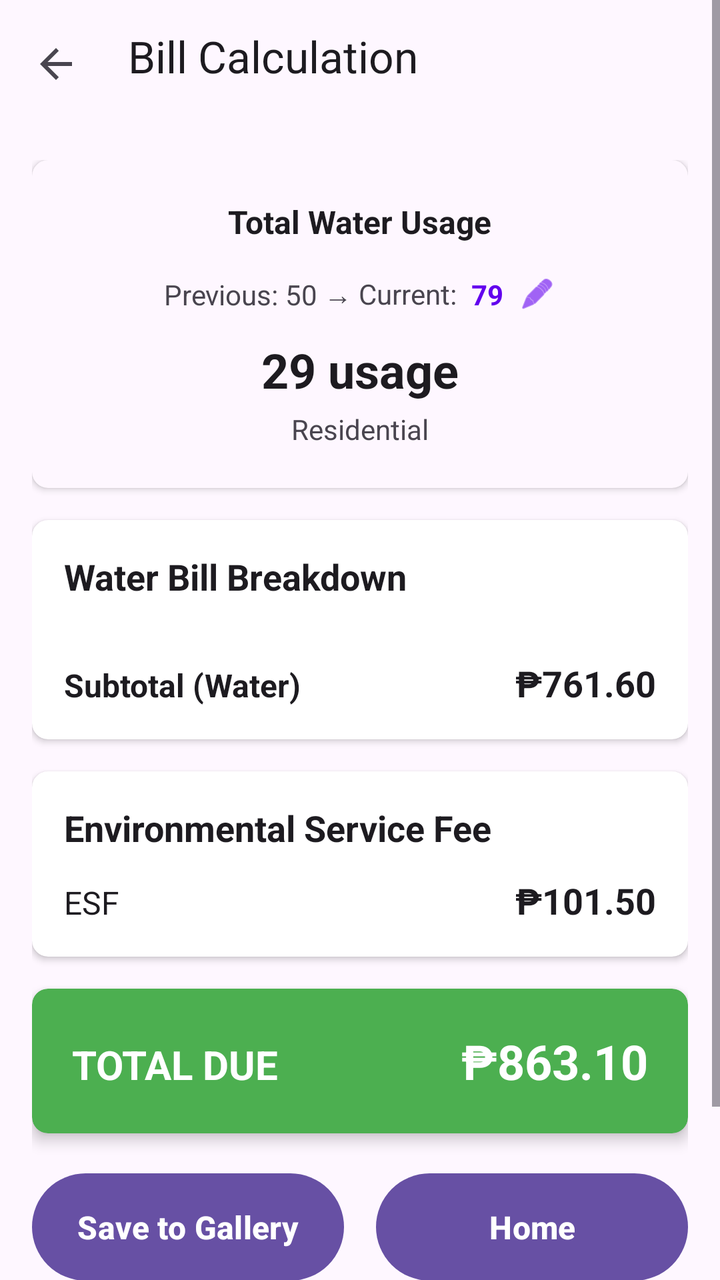
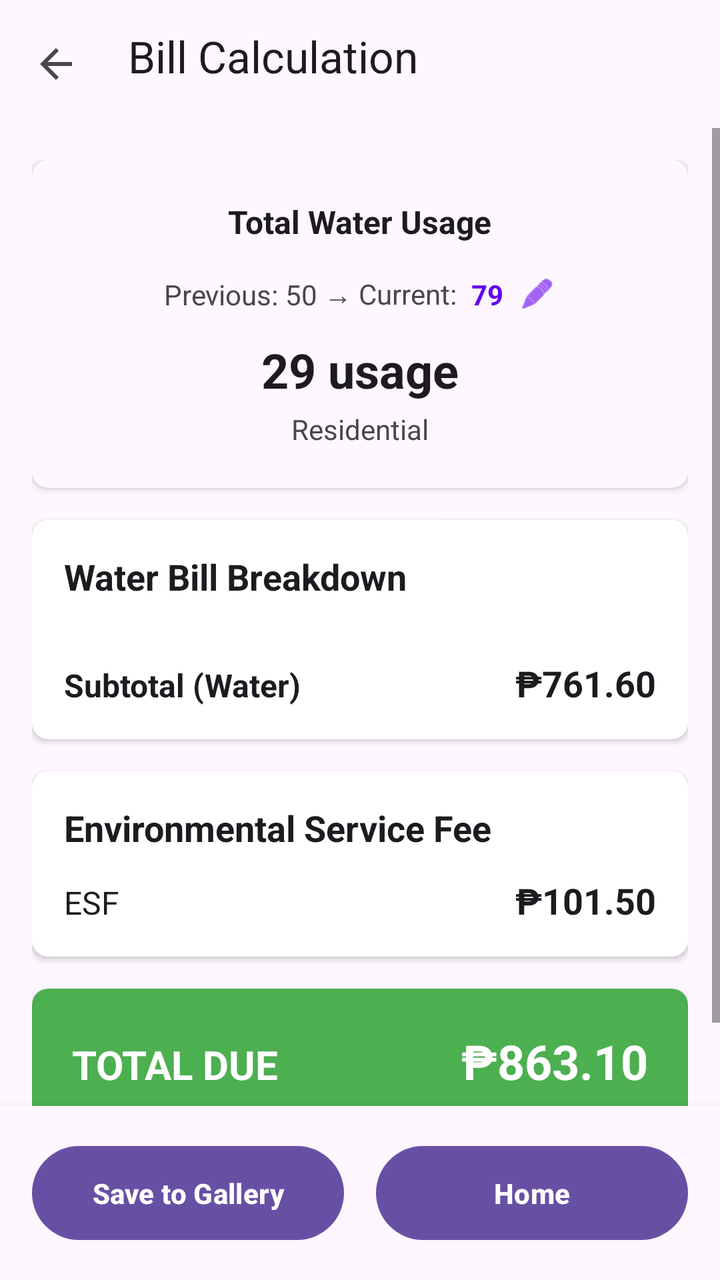

An Android layout rendered at two revisions. The XML below is the earlier revision; the diff shows what the commit changed to produce the second picture.
<!-- AndroidManifest.xml: activity theme Theme.MeterSnap -->
<!-- res/layout/activity_bill_result.xml -->
<?xml version="1.0" encoding="utf-8"?>
<ScrollView xmlns:android="http://schemas.android.com/apk/res/android"
    xmlns:app="http://schemas.android.com/apk/res-auto"
    android:layout_width="match_parent"
    android:layout_height="match_parent"
    android:fillViewport="true"
    android:background="?android:attr/colorBackground">

    <LinearLayout
        android:layout_width="match_parent"
        android:layout_height="wrap_content"
        android:orientation="vertical">

        
        <androidx.appcompat.widget.Toolbar
            android:id="@+id/toolbar"
            android:layout_width="match_parent"
            android:layout_height="wrap_content"
            android:minHeight="?attr/actionBarSize"
            android:background="?android:attr/colorBackground"
            android:elevation="4dp"
            android:fitsSystemWindows="true"
            android:paddingBottom="8dp"
            app:contentInsetStartWithNavigation="0dp"
            app:navigationIcon="?attr/homeAsUpIndicator"
            app:title="Bill Calculation"
            app:titleTextColor="?android:attr/textColorPrimary"
            app:titleMarginStart="8dp" />

        
        <LinearLayout
            android:layout_width="match_parent"
            android:layout_height="wrap_content"
            android:orientation="vertical"
            android:padding="16dp">

            
            <androidx.cardview.widget.CardView
                android:layout_width="match_parent"
                android:layout_height="wrap_content"
                android:layout_marginBottom="16dp"
                app:cardCornerRadius="8dp"
                app:cardElevation="2dp"
                app:cardBackgroundColor="?android:attr/colorBackground">

                <LinearLayout
                    android:layout_width="match_parent"
                    android:layout_height="wrap_content"
                    android:orientation="vertical"
                    android:padding="20dp"
                    android:gravity="center">

                    <TextView
                        android:layout_width="wrap_content"
                        android:layout_height="wrap_content"
                        android:text="Total Water Usage"
                        android:textColor="?android:attr/textColorPrimary"
                        android:textSize="16sp"
                        android:textStyle="bold"
                        android:layout_marginBottom="12dp" />

                    
                    <LinearLayout
                        android:layout_width="wrap_content"
                        android:layout_height="wrap_content"
                        android:orientation="horizontal"
                        android:gravity="center_vertical"
                        android:layout_marginBottom="8dp">

                        <TextView
                            android:id="@+id/text_previous_label"
                            android:layout_width="wrap_content"
                            android:layout_height="wrap_content"
                            android:text="Previous: "
                            android:textColor="?android:attr/textColorSecondary"
                            android:textSize="14sp" />

                        <TextView
                            android:id="@+id/text_previous_reading"
                            android:layout_width="wrap_content"
                            android:layout_height="wrap_content"
                            android:text="50"
                            android:textColor="?android:attr/textColorSecondary"
                            android:textSize="14sp" />

                        <TextView
                            android:layout_width="wrap_content"
                            android:layout_height="wrap_content"
                            android:text=" → Current: "
                            android:textColor="?android:attr/textColorSecondary"
                            android:textSize="14sp" />

                        <TextView
                            android:id="@+id/text_current_reading"
                            android:layout_width="wrap_content"
                            android:layout_height="wrap_content"
                            android:text="79"
                            android:textColor="@color/design_default_color_primary"
                            android:textSize="14sp"
                            android:textStyle="bold"
                            android:padding="4dp"
                            android:background="?attr/selectableItemBackground"
                            android:clickable="true"
                            android:focusable="true" />

                        <ImageView
                            android:id="@+id/icon_edit_current"
                            android:layout_width="18dp"
                            android:layout_height="18dp"
                            android:layout_marginStart="4dp"
                            android:src="@android:drawable/ic_menu_edit"
                            android:contentDescription="Edit current reading"
                            android:tint="@color/design_default_color_primary" />
                    </LinearLayout>

                    
                    <TextView
                        android:id="@+id/text_rate_type"
                        android:layout_width="wrap_content"
                        android:layout_height="wrap_content"
                        android:visibility="gone" />

                    <TextView
                        android:id="@+id/text_usage"
                        android:layout_width="wrap_content"
                        android:layout_height="wrap_content"
                        android:text="29 usage"
                        android:textColor="?android:attr/textColorPrimary"
                        android:textSize="24sp"
                        android:textStyle="bold"
                        android:layout_marginBottom="4dp" />

                    <TextView
                        android:id="@+id/text_rate_type_name"
                        android:layout_width="wrap_content"
                        android:layout_height="wrap_content"
                        android:text="Residential"
                        android:textColor="?android:attr/textColorSecondary"
                        android:textSize="14sp" />
                </LinearLayout>
            </androidx.cardview.widget.CardView>

            
            <androidx.cardview.widget.CardView
                android:layout_width="match_parent"
                android:layout_height="wrap_content"
                android:layout_marginBottom="16dp"
                app:cardCornerRadius="8dp"
                app:cardElevation="2dp">

                <LinearLayout
                    android:layout_width="match_parent"
                    android:layout_height="wrap_content"
                    android:orientation="vertical"
                    android:padding="16dp">

                    <TextView
                        android:layout_width="match_parent"
                        android:layout_height="wrap_content"
                        android:text="Water Bill Breakdown"
                        android:textColor="?android:attr/textColorPrimary"
                        android:textSize="18sp"
                        android:textStyle="bold"
                        android:layout_marginBottom="12dp" />

                    <LinearLayout
                        android:id="@+id/container_tier_breakdown"
                        android:layout_width="match_parent"
                        android:layout_height="wrap_content"
                        android:orientation="vertical" />

                    <View
                        android:layout_width="match_parent"
                        android:layout_height="1dp"
                        android:background="?android:attr/textColorSecondary"
                        android:layout_marginTop="8dp"
                        android:layout_marginBottom="8dp" />

                    <LinearLayout
                        android:layout_width="match_parent"
                        android:layout_height="wrap_content"
                        android:orientation="horizontal">

                        <TextView
                            android:layout_width="0dp"
                            android:layout_height="wrap_content"
                            android:layout_weight="1"
                            android:text="Subtotal (Water)"
                            android:textColor="?android:attr/textColorPrimary"
                            android:textSize="16sp"
                            android:textStyle="bold" />

                        <TextView
                            android:id="@+id/text_water_bill"
                            android:layout_width="wrap_content"
                            android:layout_height="wrap_content"
                            android:text="₱761.60"
                            android:textColor="?android:attr/textColorPrimary"
                            android:textSize="18sp"
                            android:textStyle="bold" />
                    </LinearLayout>
                </LinearLayout>
            </androidx.cardview.widget.CardView>

            
            <androidx.cardview.widget.CardView
                android:layout_width="match_parent"
                android:layout_height="wrap_content"
                android:layout_marginBottom="16dp"
                app:cardCornerRadius="8dp"
                app:cardElevation="2dp">

                <LinearLayout
                    android:layout_width="match_parent"
                    android:layout_height="wrap_content"
                    android:orientation="vertical"
                    android:padding="16dp">

                    <TextView
                        android:layout_width="match_parent"
                        android:layout_height="wrap_content"
                        android:text="Environmental Service Fee"
                        android:textColor="?android:attr/textColorPrimary"
                        android:textSize="18sp"
                        android:textStyle="bold"
                        android:layout_marginBottom="12dp" />

                    <LinearLayout
                        android:layout_width="match_parent"
                        android:layout_height="wrap_content"
                        android:orientation="horizontal">

                        <TextView
                            android:layout_width="0dp"
                            android:layout_height="wrap_content"
                            android:layout_weight="1"
                            android:text="ESF"
                            android:textColor="?android:attr/textColorPrimary"
                            android:textSize="16sp" />

                        <TextView
                            android:id="@+id/text_esf_fee"
                            android:layout_width="wrap_content"
                            android:layout_height="wrap_content"
                            android:text="₱101.50"
                            android:textColor="?android:attr/textColorPrimary"
                            android:textSize="18sp"
                            android:textStyle="bold" />
                    </LinearLayout>
                </LinearLayout>
            </androidx.cardview.widget.CardView>

            
            <androidx.cardview.widget.CardView
                android:layout_width="match_parent"
                android:layout_height="wrap_content"
                android:layout_marginBottom="16dp"
                app:cardCornerRadius="8dp"
                app:cardElevation="4dp"
                app:cardBackgroundColor="#4CAF50">

                <LinearLayout
                    android:layout_width="match_parent"
                    android:layout_height="wrap_content"
                    android:orientation="horizontal"
                    android:padding="20dp">

                    <TextView
                        android:layout_width="0dp"
                        android:layout_height="wrap_content"
                        android:layout_weight="1"
                        android:text="TOTAL DUE"
                        android:textColor="@android:color/white"
                        android:textSize="20sp"
                        android:textStyle="bold" />

                    <TextView
                        android:id="@+id/text_total_bill"
                        android:layout_width="wrap_content"
                        android:layout_height="wrap_content"
                        android:text="₱863.10"
                        android:textColor="@android:color/white"
                        android:textSize="24sp"
                        android:textStyle="bold" />
                </LinearLayout>
            </androidx.cardview.widget.CardView>

            
            <LinearLayout
                android:layout_width="match_parent"
                android:layout_height="wrap_content"
                android:orientation="horizontal"
                android:layout_marginBottom="80dp"
                android:weightSum="2">

                <Button
                    android:id="@+id/btn_save_to_gallery"
                    android:layout_width="0dp"
                    android:layout_height="wrap_content"
                    android:layout_weight="1"
                    android:layout_marginEnd="8dp"
                    android:padding="16dp"
                    android:text="Save to Gallery"
                    android:textSize="16sp"
                    android:textStyle="bold" />

                <Button
                    android:id="@+id/btn_home"
                    android:layout_width="0dp"
                    android:layout_height="wrap_content"
                    android:layout_weight="1"
                    android:layout_marginStart="8dp"
                    android:padding="16dp"
                    android:text="Home"
                    android:textSize="16sp"
                    android:textStyle="bold" />
            </LinearLayout>
        </LinearLayout>
    </LinearLayout>
</ScrollView>
<!-- resources referenced by this layout -->
<resources>
  <style name="Theme.MeterSnap" parent="Base.Theme.MeterSnap" />
  <style name="Base.Theme.MeterSnap" parent="Theme.Material3.DayNight.NoActionBar">
          
          
      </style>
</resources>

<!-- the commit's change to res/layout/activity_bill_result.xml (unified diff, before → after) -->
@@ -1,33 +1,34 @@
 <?xml version="1.0" encoding="utf-8"?>
-<ScrollView xmlns:android="http://schemas.android.com/apk/res/android"
+<LinearLayout xmlns:android="http://schemas.android.com/apk/res/android"
     xmlns:app="http://schemas.android.com/apk/res-auto"
+    android:id="@+id/root_layout"
     android:layout_width="match_parent"
     android:layout_height="match_parent"
-    android:fillViewport="true"
+    android:orientation="vertical"
     android:background="?android:attr/colorBackground">
 
-    <LinearLayout
+    
+    <androidx.appcompat.widget.Toolbar
+        android:id="@+id/toolbar"
         android:layout_width="match_parent"
         android:layout_height="wrap_content"
-        android:orientation="vertical">
-
-        
-        <androidx.appcompat.widget.Toolbar
-            android:id="@+id/toolbar"
-            android:layout_width="match_parent"
-            android:layout_height="wrap_content"
-            android:minHeight="?attr/actionBarSize"
-            android:background="?android:attr/colorBackground"
-            android:elevation="4dp"
-            android:fitsSystemWindows="true"
-            android:paddingBottom="8dp"
-            app:contentInsetStartWithNavigation="0dp"
-            app:navigationIcon="?attr/homeAsUpIndicator"
-            app:title="Bill Calculation"
-            app:titleTextColor="?android:attr/textColorPrimary"
-            app:titleMarginStart="8dp" />
-
-        
+        android:minHeight="?attr/actionBarSize"
+        android:background="?android:attr/colorBackground"
+        android:elevation="4dp"
+        android:paddingBottom="8dp"
+        app:contentInsetStartWithNavigation="0dp"
+        app:navigationIcon="?attr/homeAsUpIndicator"
+        app:title="Bill Calculation"
+        app:titleTextColor="?android:attr/textColorPrimary"
+        app:titleMarginStart="8dp" />
+    
+    
+    <ScrollView
+        android:layout_width="match_parent"
+        android:layout_height="0dp"
+        android:layout_weight="1"
+        android:fillViewport="true">
+
         <LinearLayout
             android:layout_width="match_parent"
             android:layout_height="wrap_content"
@@ -285,36 +286,40 @@
                 </LinearLayout>
             </androidx.cardview.widget.CardView>
 
-            
-            <LinearLayout
-                android:layout_width="match_parent"
-                android:layout_height="wrap_content"
-                android:orientation="horizontal"
-                android:layout_marginBottom="80dp"
-                android:weightSum="2">
-
-                <Button
-                    android:id="@+id/btn_save_to_gallery"
-                    android:layout_width="0dp"
-                    android:layout_height="wrap_content"
-                    android:layout_weight="1"
-                    android:layout_marginEnd="8dp"
-                    android:padding="16dp"
-                    android:text="Save to Gallery"
-                    android:textSize="16sp"
-                    android:textStyle="bold" />
-
-                <Button
-                    android:id="@+id/btn_home"
-                    android:layout_width="0dp"
-                    android:layout_height="wrap_content"
-                    android:layout_weight="1"
-                    android:layout_marginStart="8dp"
-                    android:padding="16dp"
-                    android:text="Home"
-                    android:textSize="16sp"
-                    android:textStyle="bold" />
-            </LinearLayout>
         </LinearLayout>
+    </ScrollView>
+    
+    
+    <LinearLayout
+        android:layout_width="match_parent"
+        android:layout_height="wrap_content"
+        android:orientation="horizontal"
+        android:padding="16dp"
+        android:paddingBottom="24dp"
+        android:elevation="8dp"
+        android:background="?android:attr/colorBackground"
+        android:weightSum="2">
+
+        <Button
+            android:id="@+id/btn_save_to_gallery"
+            android:layout_width="0dp"
+            android:layout_height="wrap_content"
+            android:layout_weight="1"
+            android:layout_marginEnd="8dp"
+            android:padding="14dp"
+            android:text="Save to Gallery"
+            android:textSize="14sp"
+            android:textStyle="bold" />
+
+        <Button
+            android:id="@+id/btn_home"
+            android:layout_width="0dp"
+            android:layout_height="wrap_content"
+            android:layout_weight="1"
+            android:layout_marginStart="8dp"
+            android:padding="14dp"
+            android:text="Home"
+            android:textSize="14sp"
+            android:textStyle="bold" />
     </LinearLayout>
-</ScrollView>
+</LinearLayout>
<!-- resource entries referenced after the edit -->
@@ -3,7 +3,12 @@
   <style name="Theme.MeterSnap" parent="Base.Theme.MeterSnap" />
   <style name="Base.Theme.MeterSnap" parent="Theme.Material3.DayNight.NoActionBar">
           
+          <item name="android:statusBarColor">@android:color/transparent</item>
+          <item name="android:navigationBarColor">@android:color/transparent</item>
           
+          
+          <item name="android:windowLightStatusBar">true</item>
+          <item name="android:windowLightNavigationBar">true</item>
       </style>
 </resources>
 
